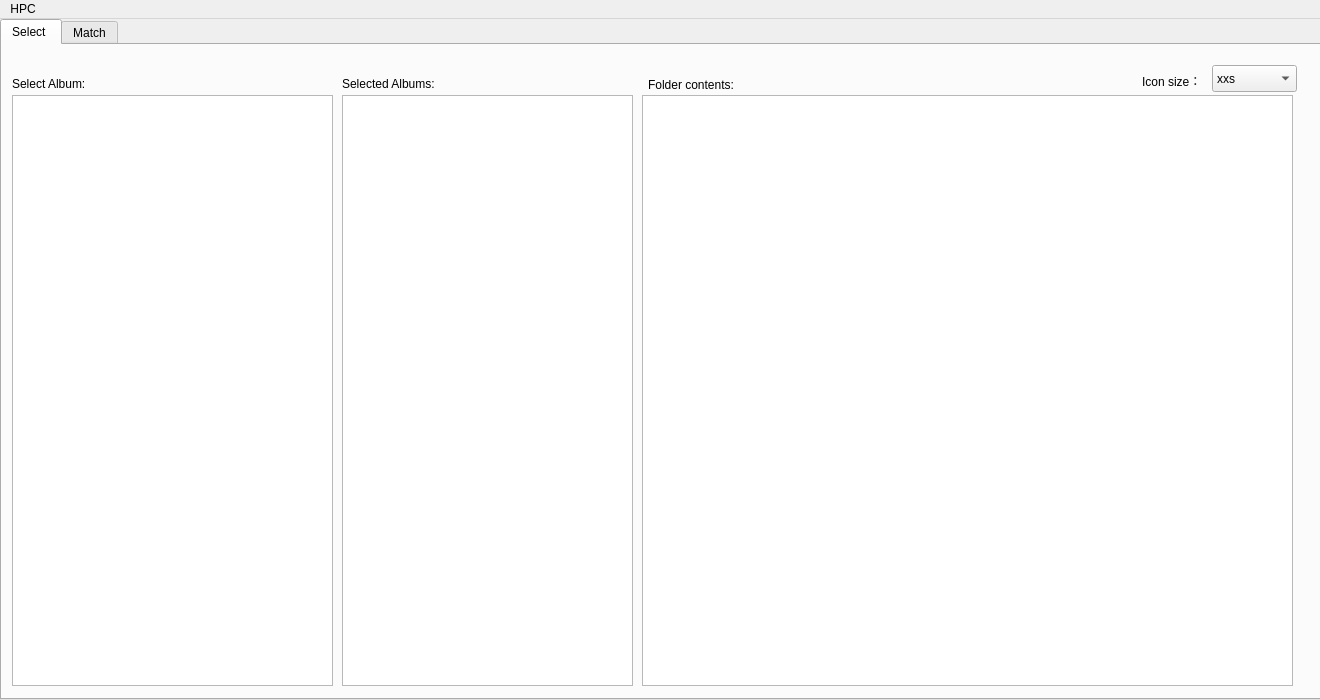
The window that HPC.ui (ZookNamfoodle/MeGUI) describes before a commit, drawn with Qt 5.
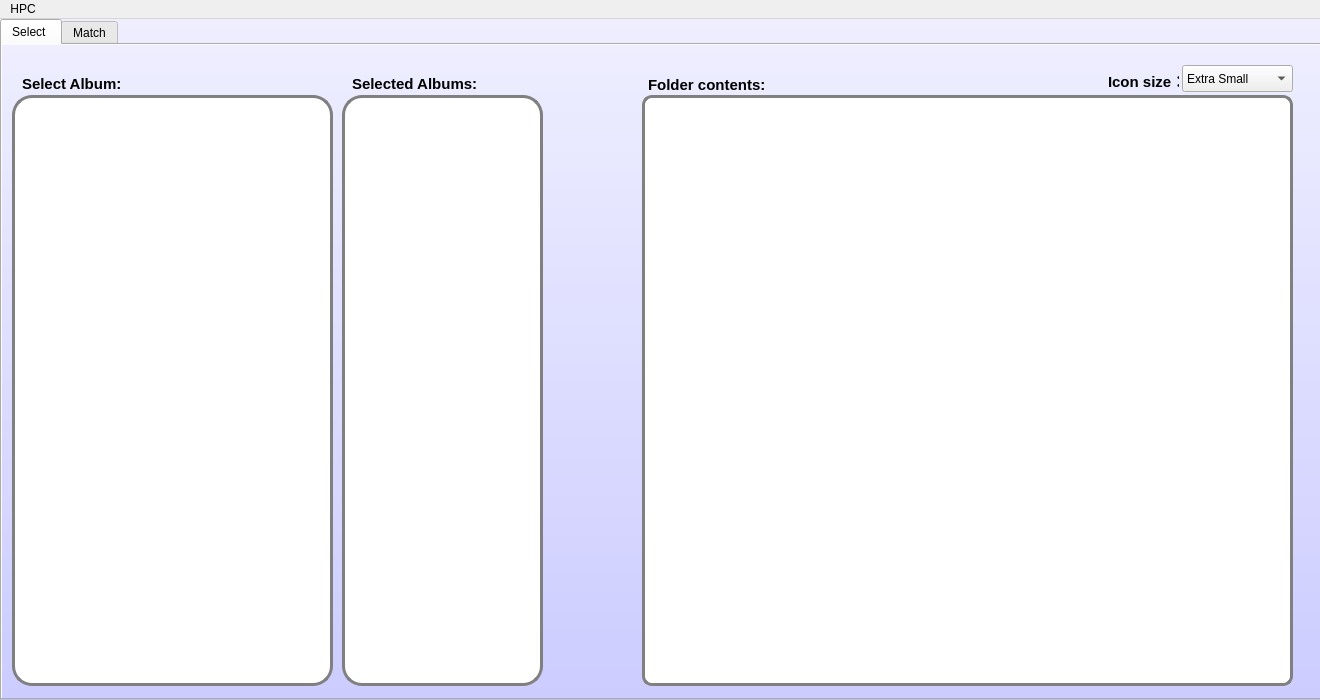
The same window after the commit. The open tabs and pages were chosen to show the change. Icons and pictures are not drawn.

```diff
--- a/HPC.ui
+++ b/HPC.ui
@@ -35,6 +35,73 @@
   <property name="windowOpacity">
    <double>1.000000000000000</double>
   </property>
+  <property name="styleSheet">
+   <string notr="true">#centralWidget{
+	
+background:QLinearGradient(x1: 0, y1: 0, x2: 0, y2: 1, stop: 0 #eef, stop: 1 #ccf);
+}
+
+#select{
+background:QLinearGradient(x1: 0, y1: 0, x2: 0, y2: 1, stop: 0 #eef, stop: 1 #ccf);
+}
+
+#match_tab{
+background:QLinearGradient(x1: 0, y1: 0, x2: 0, y2: 1, stop: 0 #eef, stop: 1 #ccf);
+}
+
+#tree{
+border: 3px solid gray;
+border-radius: 20px;
+background: white;
+}
+
+#list{
+border: 3px solid gray;
+border-radius: 10px;
+background: white;
+}
+
+#selected{
+border: 3px solid gray;
+border-radius: 20px;
+background: white;
+}
+
+#output{
+border: 3px solid gray;
+border-radius: 20px;
+background: white;
+}
+
+#meta{
+border: 3px solid gray;
+border-radius: 5px;
+background: white;
+}
+
+QPushButton {
+color: black;
+background-color: white;
+border: 3px solid gray;
+border-style: solid;
+border-radius: 7;
+padding: 3px;
+font-size: 11px;
+font:bold;
+padding-left: 5px;
+padding-right: 5px;
+min-width: 60px;
+max-width: 60px;
+min-height: 20px;
+max-height: 20px;
+}
+
+QLabel {
+font-weight: bold;
+font-size: 15px;
+}
+</string>
+  </property>
   <widget class="QWidget" name="centralWidget">
    <widget class="QTabWidget" name="tabs">
     <property name="geometry">
@@ -90,18 +157,18 @@
      <widget class="QComboBox" name="iconsize">
       <property name="geometry">
        <rect>
-        <x>1210</x>
+        <x>1180</x>
         <y>20</y>
-        <width>85</width>
+        <width>111</width>
         <height>27</height>
        </rect>
       </property>
       <property name="currentText">
-       <string>xxs</string>
+       <string>Extra Small</string>
       </property>
       <item>
        <property name="text">
-        <string>xxs</string>
+        <string>Extra Small</string>
        </property>
       </item>
       <item>
@@ -574,9 +641,9 @@
      <widget class="QLabel" name="sizeLabel">
       <property name="geometry">
        <rect>
-        <x>1140</x>
+        <x>1106</x>
         <y>20</y>
-        <width>67</width>
+        <width>71</width>
         <height>31</height>
        </rect>
       </property>
@@ -590,7 +657,7 @@
      <widget class="QLabel" name="album">
       <property name="geometry">
        <rect>
-        <x>10</x>
+        <x>20</x>
         <y>30</y>
         <width>101</width>
         <height>17</height>
@@ -605,7 +672,7 @@
        <rect>
         <x>340</x>
         <y>50</y>
-        <width>291</width>
+        <width>201</width>
         <height>591</height>
        </rect>
       </property>
@@ -626,9 +693,9 @@
      <widget class="QLabel" name="album_2">
       <property name="geometry">
        <rect>
-        <x>340</x>
+        <x>350</x>
         <y>30</y>
-        <width>121</width>
+        <width>131</width>
         <height>17</height>
        </rect>
       </property>
```
Left out of the diff: 38 changed lines with no effect on the pictures.
